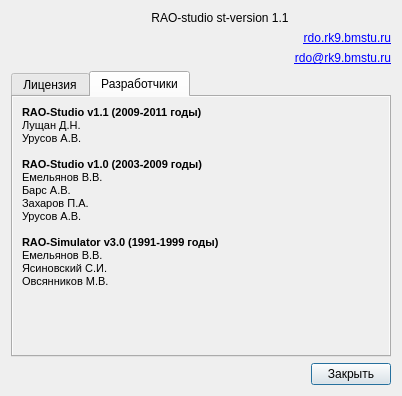
aurusov/rdo_studio, file rdo/app/rdo_studio/trunk/res/ui/about.ui: the form before one commit.
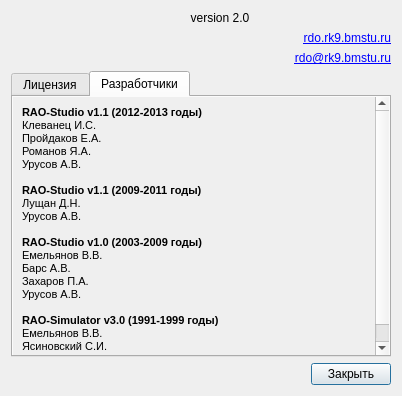
The form after the commit. The open tabs and pages were chosen to show the change. Icons and pictures are not drawn.

Commit message: - обновлён about

Patch:
```diff
--- a/rdo/app/rdo_studio/trunk/res/ui/about.ui
+++ b/rdo/app/rdo_studio/trunk/res/ui/about.ui
@@ -71,7 +71,7 @@
    <item row="0" column="1" colspan="2">
     <widget class="QLabel" name="version">
      <property name="text">
-      <string>RAO-studio st-version 1.1</string>
+      <string>version 2.0</string>
      </property>
      <property name="alignment">
       <set>Qt::AlignCenter</set>
@@ -189,8 +189,8 @@
            <rect>
             <x>0</x>
             <y>0</y>
-            <width>378</width>
-            <height>266</height>
+            <width>361</width>
+            <height>278</height>
            </rect>
           </property>
           <layout class="QGridLayout" name="gridLayout_5">
@@ -200,21 +200,27 @@
               <string>&lt;!DOCTYPE HTML PUBLIC &quot;-//W3C//DTD HTML 4.0//EN&quot; &quot;http://www.w3.org/TR/REC-html40/strict.dtd&quot;&gt;
 &lt;html&gt;&lt;head&gt;&lt;meta name=&quot;qrichtext&quot; content=&quot;1&quot; /&gt;&lt;style type=&quot;text/css&quot;&gt;
 p, li { white-space: pre-wrap; }
-&lt;/style&gt;&lt;/head&gt;&lt;body style=&quot; font-family:'MS Shell Dlg 2'; font-size:8.25pt; font-weight:400; font-style:normal;&quot;&gt;
-&lt;p style=&quot; margin-top:0px; margin-bottom:0px; margin-left:0px; margin-right:0px; -qt-block-indent:0; text-indent:0px;&quot;&gt;&lt;span style=&quot; font-size:8pt; font-weight:600;&quot;&gt;RAO-Studio v1.1 (2009-2011 годы)&lt;/span&gt;&lt;/p&gt;
-&lt;p style=&quot; margin-top:0px; margin-bottom:0px; margin-left:0px; margin-right:0px; -qt-block-indent:0; text-indent:0px;&quot;&gt;&lt;span style=&quot; font-size:8pt;&quot;&gt;Лущан Д.Н.&lt;/span&gt;&lt;/p&gt;
-&lt;p style=&quot; margin-top:0px; margin-bottom:0px; margin-left:0px; margin-right:0px; -qt-block-indent:0; text-indent:0px;&quot;&gt;&lt;span style=&quot; font-size:8pt;&quot;&gt;Урусов А.В.&lt;/span&gt;&lt;/p&gt;
-&lt;p style=&quot;-qt-paragraph-type:empty; margin-top:0px; margin-bottom:0px; margin-left:0px; margin-right:0px; -qt-block-indent:0; text-indent:0px; font-size:8pt;&quot;&gt;&lt;br /&gt;&lt;/p&gt;
-&lt;p style=&quot; margin-top:0px; margin-bottom:0px; margin-left:0px; margin-right:0px; -qt-block-indent:0; text-indent:0px;&quot;&gt;&lt;span style=&quot; font-size:8pt; font-weight:600;&quot;&gt;RAO-Studio v1.0 (2003-2009 годы)&lt;/span&gt;&lt;/p&gt;
-&lt;p style=&quot; margin-top:0px; margin-bottom:0px; margin-left:0px; margin-right:0px; -qt-block-indent:0; text-indent:0px;&quot;&gt;&lt;span style=&quot; font-size:8pt;&quot;&gt;Емельянов В.В.&lt;/span&gt;&lt;/p&gt;
-&lt;p style=&quot; margin-top:0px; margin-bottom:0px; margin-left:0px; margin-right:0px; -qt-block-indent:0; text-indent:0px;&quot;&gt;&lt;span style=&quot; font-size:8pt;&quot;&gt;Барс А.В.&lt;/span&gt;&lt;/p&gt;
-&lt;p style=&quot; margin-top:0px; margin-bottom:0px; margin-left:0px; margin-right:0px; -qt-block-indent:0; text-indent:0px;&quot;&gt;&lt;span style=&quot; font-size:8pt;&quot;&gt;Захаров П.А.&lt;/span&gt;&lt;/p&gt;
-&lt;p style=&quot; margin-top:0px; margin-bottom:0px; margin-left:0px; margin-right:0px; -qt-block-indent:0; text-indent:0px;&quot;&gt;&lt;span style=&quot; font-size:8pt;&quot;&gt;Урусов А.В.&lt;/span&gt;&lt;/p&gt;
-&lt;p style=&quot;-qt-paragraph-type:empty; margin-top:0px; margin-bottom:0px; margin-left:0px; margin-right:0px; -qt-block-indent:0; text-indent:0px; font-size:8pt;&quot;&gt;&lt;br /&gt;&lt;/p&gt;
-&lt;p style=&quot; margin-top:0px; margin-bottom:0px; margin-left:0px; margin-right:0px; -qt-block-indent:0; text-indent:0px;&quot;&gt;&lt;span style=&quot; font-size:8pt; font-weight:600;&quot;&gt;RAO-Simulator v3.0 (1991-1999 годы)&lt;/span&gt;&lt;/p&gt;
-&lt;p style=&quot; margin-top:0px; margin-bottom:0px; margin-left:0px; margin-right:0px; -qt-block-indent:0; text-indent:0px;&quot;&gt;&lt;span style=&quot; font-size:8pt;&quot;&gt;Емельянов В.В.&lt;/span&gt;&lt;/p&gt;
-&lt;p style=&quot; margin-top:0px; margin-bottom:0px; margin-left:0px; margin-right:0px; -qt-block-indent:0; text-indent:0px;&quot;&gt;&lt;span style=&quot; font-size:8pt;&quot;&gt;Ясиновский С.И.&lt;/span&gt;&lt;/p&gt;
-&lt;p style=&quot; margin-top:0px; margin-bottom:0px; margin-left:0px; margin-right:0px; -qt-block-indent:0; text-indent:0px;&quot;&gt;&lt;span style=&quot; font-size:8pt;&quot;&gt;Овсянников М.В.&lt;/span&gt;&lt;/p&gt;&lt;/body&gt;&lt;/html&gt;</string>
+&lt;/style&gt;&lt;/head&gt;&lt;body style=&quot; font-family:'MS Shell Dlg 2'; font-size:8pt; font-weight:400; font-style:normal;&quot;&gt;
+&lt;p style=&quot; margin-top:0px; margin-bottom:0px; margin-left:0px; margin-right:0px; -qt-block-indent:0; text-indent:0px;&quot;&gt;&lt;span style=&quot; font-weight:600;&quot;&gt;RAO-Studio v1.1 (2012-2013 годы)&lt;/span&gt;&lt;/p&gt;
+&lt;p style=&quot; margin-top:0px; margin-bottom:0px; margin-left:0px; margin-right:0px; -qt-block-indent:0; text-indent:0px;&quot;&gt;Клеванец И.С.&lt;/p&gt;
+&lt;p style=&quot; margin-top:0px; margin-bottom:0px; margin-left:0px; margin-right:0px; -qt-block-indent:0; text-indent:0px;&quot;&gt;Пройдаков Е.А.&lt;/p&gt;
+&lt;p style=&quot; margin-top:0px; margin-bottom:0px; margin-left:0px; margin-right:0px; -qt-block-indent:0; text-indent:0px;&quot;&gt;Романов Я.А.&lt;/p&gt;
+&lt;p style=&quot; margin-top:0px; margin-bottom:0px; margin-left:0px; margin-right:0px; -qt-block-indent:0; text-indent:0px;&quot;&gt;Урусов А.В.&lt;/p&gt;
+&lt;p style=&quot;-qt-paragraph-type:empty; margin-top:0px; margin-bottom:0px; margin-left:0px; margin-right:0px; -qt-block-indent:0; text-indent:0px;&quot;&gt;&lt;br /&gt;&lt;/p&gt;
+&lt;p style=&quot; margin-top:0px; margin-bottom:0px; margin-left:0px; margin-right:0px; -qt-block-indent:0; text-indent:0px;&quot;&gt;&lt;span style=&quot; font-weight:600;&quot;&gt;RAO-Studio v1.1 (2009-2011 годы)&lt;/span&gt;&lt;/p&gt;
+&lt;p style=&quot; margin-top:0px; margin-bottom:0px; margin-left:0px; margin-right:0px; -qt-block-indent:0; text-indent:0px;&quot;&gt;Лущан Д.Н.&lt;/p&gt;
+&lt;p style=&quot; margin-top:0px; margin-bottom:0px; margin-left:0px; margin-right:0px; -qt-block-indent:0; text-indent:0px;&quot;&gt;Урусов А.В.&lt;/p&gt;
+&lt;p style=&quot;-qt-paragraph-type:empty; margin-top:0px; margin-bottom:0px; margin-left:0px; margin-right:0px; -qt-block-indent:0; text-indent:0px;&quot;&gt;&lt;br /&gt;&lt;/p&gt;
+&lt;p style=&quot; margin-top:0px; margin-bottom:0px; margin-left:0px; margin-right:0px; -qt-block-indent:0; text-indent:0px;&quot;&gt;&lt;span style=&quot; font-weight:600;&quot;&gt;RAO-Studio v1.0 (2003-2009 годы)&lt;/span&gt;&lt;/p&gt;
+&lt;p style=&quot; margin-top:0px; margin-bottom:0px; margin-left:0px; margin-right:0px; -qt-block-indent:0; text-indent:0px;&quot;&gt;Емельянов В.В.&lt;/p&gt;
+&lt;p style=&quot; margin-top:0px; margin-bottom:0px; margin-left:0px; margin-right:0px; -qt-block-indent:0; text-indent:0px;&quot;&gt;Барс А.В.&lt;/p&gt;
+&lt;p style=&quot; margin-top:0px; margin-bottom:0px; margin-left:0px; margin-right:0px; -qt-block-indent:0; text-indent:0px;&quot;&gt;Захаров П.А.&lt;/p&gt;
+&lt;p style=&quot; margin-top:0px; margin-bottom:0px; margin-left:0px; margin-right:0px; -qt-block-indent:0; text-indent:0px;&quot;&gt;Урусов А.В.&lt;/p&gt;
+&lt;p style=&quot;-qt-paragraph-type:empty; margin-top:0px; margin-bottom:0px; margin-left:0px; margin-right:0px; -qt-block-indent:0; text-indent:0px;&quot;&gt;&lt;br /&gt;&lt;/p&gt;
+&lt;p style=&quot; margin-top:0px; margin-bottom:0px; margin-left:0px; margin-right:0px; -qt-block-indent:0; text-indent:0px;&quot;&gt;&lt;span style=&quot; font-weight:600;&quot;&gt;RAO-Simulator v3.0 (1991-1999 годы)&lt;/span&gt;&lt;/p&gt;
+&lt;p style=&quot; margin-top:0px; margin-bottom:0px; margin-left:0px; margin-right:0px; -qt-block-indent:0; text-indent:0px;&quot;&gt;Емельянов В.В.&lt;/p&gt;
+&lt;p style=&quot; margin-top:0px; margin-bottom:0px; margin-left:0px; margin-right:0px; -qt-block-indent:0; text-indent:0px;&quot;&gt;Ясиновский С.И.&lt;/p&gt;
+&lt;p style=&quot; margin-top:0px; margin-bottom:0px; margin-left:0px; margin-right:0px; -qt-block-indent:0; text-indent:0px;&quot;&gt;Овсянников М.В.&lt;/p&gt;&lt;/body&gt;&lt;/html&gt;</string>
              </property>
              <property name="alignment">
               <set>Qt::AlignLeading|Qt::AlignLeft|Qt::AlignTop</set>
```
Left out of the diff: 33 changed lines with no effect on the pictures. The commit also changes 1 other file.
